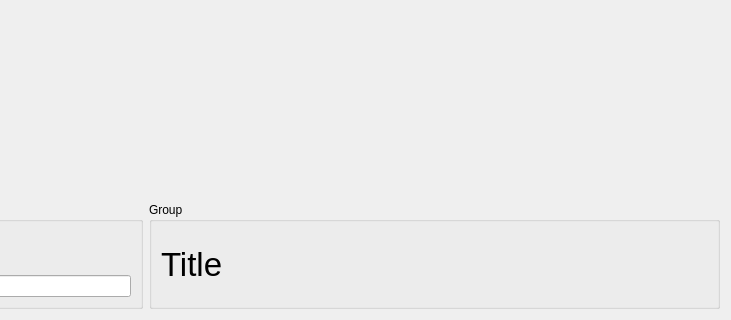
ScottMastro/VikNGS, file gui/ui/plotwindow.ui: the form before one commit; both pictures show x 440 to 1171 and y 442 to 762 of the 1171 by 762 pixel window.
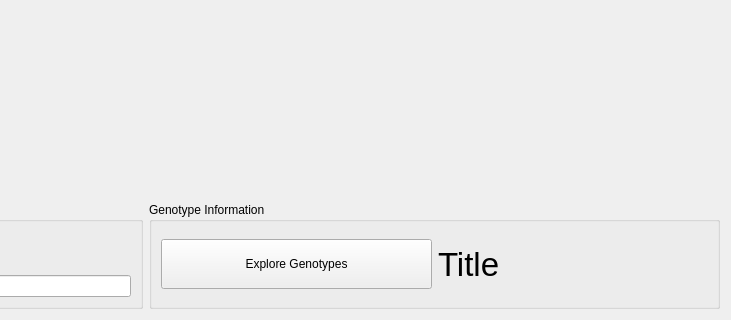
The form after the commit. Custom widgets are drawn as their Qt base class.

What changed in the file:
```diff
--- a/gui/ui/plotwindow.ui
+++ b/gui/ui/plotwindow.ui
@@ -114,10 +114,10 @@
         </sizepolicy>
        </property>
        <property name="title">
-        <string>Group</string>
+        <string>Genotype Information</string>
        </property>
        <layout class="QGridLayout" name="gridLayout_2">
-        <item row="0" column="0">
+        <item row="0" column="1">
          <widget class="QLabel" name="plot_title">
           <property name="sizePolicy">
            <sizepolicy hsizetype="Preferred" vsizetype="Preferred">
@@ -135,6 +135,19 @@
           </property>
          </widget>
         </item>
+        <item row="0" column="0">
+         <widget class="QPushButton" name="plot_genotypeBtn">
+          <property name="minimumSize">
+           <size>
+            <width>0</width>
+            <height>50</height>
+           </size>
+          </property>
+          <property name="text">
+           <string>Explore Genotypes</string>
+          </property>
+         </widget>
+        </item>
        </layout>
       </widget>
      </item>
```
